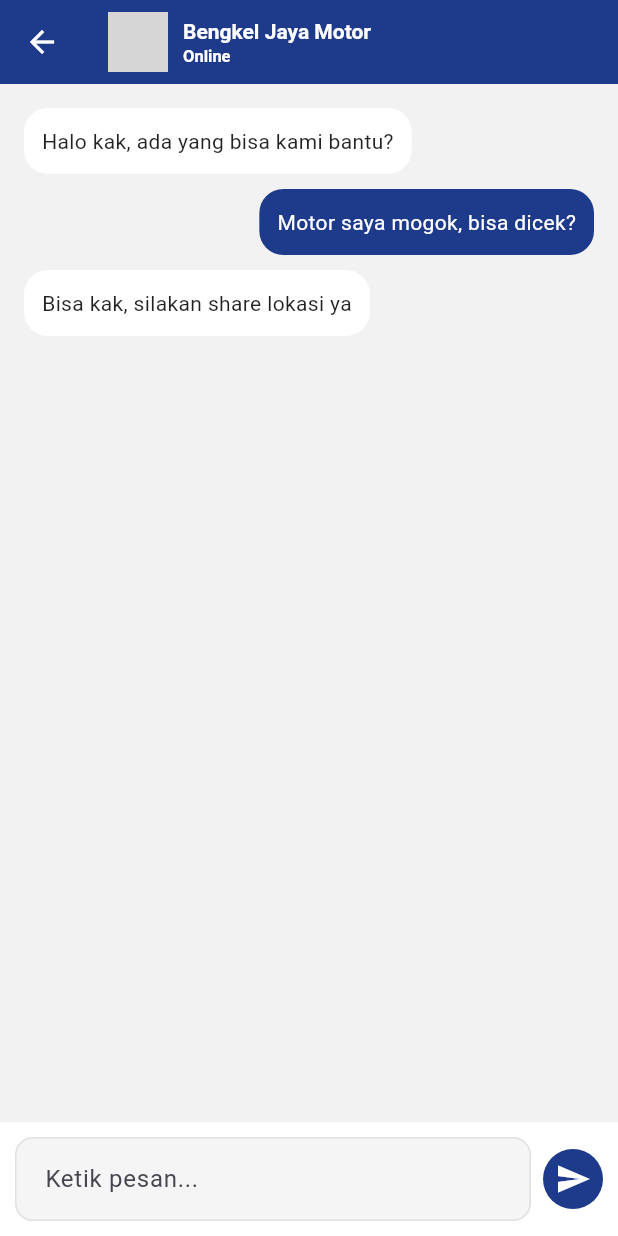
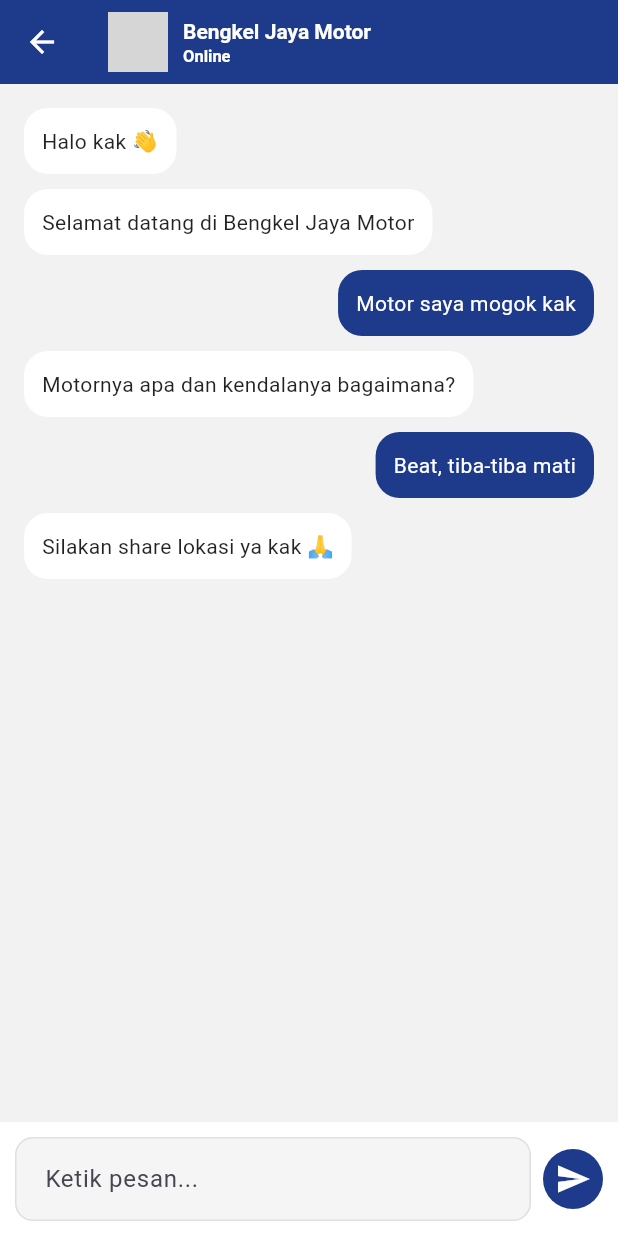
Before and after one commit to crazykillerrr/BengkelHelp, a Flutter app: the ChatListScreen screen opened directly, after a tap on "Bengkel Jaya Motor", on a phone screen of 412 x 824 dp. Run offline on Flutter 3.47's test engine with Material 3 defaults, Android fonts, the phone set to English and light mode, and no system bars; our stand-ins replace cloud_firestore, firebase_auth, firebase_core, image_picker; accounts and stored records are empty; network calls fail; grey boxes are pictures that could not be loaded.

Commit message:
add ui chat dan reminder

```diff
--- a/lib/presentation/screens/user/home/chat_list_screen.dart
+++ b/lib/presentation/screens/user/home/chat_list_screen.dart
@@ -10,7 +10,6 @@ class ChatListScreen extends StatelessWidget {
       backgroundColor: const Color(0xFFF2F2F2),
       appBar: AppBar(
         backgroundColor: const Color(0xFF1E3A8A),
-        elevation: 0,
         title: const Text(
           'Chat',
           style: TextStyle(fontWeight: FontWeight.bold),
@@ -18,13 +17,21 @@ class ChatListScreen extends StatelessWidget {
       ),
       body: ListView(
         padding: const EdgeInsets.all(16),
-        children: const [
+        children: [
           ChatListItem(
             bengkelName: 'Bengkel Jaya Motor',
             lastMessage: 'Silakan share lokasi ya kak',
             time: '10:30',
             imageUrl: 'https://i.imgur.com/BoN9kdC.png',
             unreadCount: 2,
+            messages: [
+              ChatMessage(text: 'Halo kak 👋', isMe: false),
+              ChatMessage(text: 'Selamat datang di Bengkel Jaya Motor', isMe: false),
+              ChatMessage(text: 'Motor saya mogok kak', isMe: true),
+              ChatMessage(text: 'Motornya apa dan kendalanya bagaimana?', isMe: false),
+              ChatMessage(text: 'Beat, tiba-tiba mati', isMe: true),
+              ChatMessage(text: 'Silakan share lokasi ya kak 🙏', isMe: false),
+            ],
           ),
           ChatListItem(
             bengkelName: 'Bengkel Sumber Rejeki',
@@ -32,6 +39,14 @@ class ChatListScreen extends StatelessWidget {
             time: '09:12',
             imageUrl: 'https://i.imgur.com/BoN9kdC.png',
             unreadCount: 0,
+            messages: [
+              ChatMessage(text: 'Selamat pagi kak 😊', isMe: false),
+              ChatMessage(text: 'Bisa servis panggilan?', isMe: true),
+              ChatMessage(text: 'Bisa kak 👍', isMe: false),
+              ChatMessage(text: 'Lokasi di mana kak?', isMe: false),
+              ChatMessage(text: 'Rajabasa kak', isMe: true),
+              ChatMessage(text: 'Baik kak, montir kami OTW', isMe: false),
+            ],
           ),
           ChatListItem(
             bengkelName: 'Bengkel Maju Jaya',
@@ -39,6 +54,13 @@ class ChatListScreen extends StatelessWidget {
             time: 'Kemarin',
             imageUrl: 'https://i.imgur.com/BoN9kdC.png',
             unreadCount: 1,
+            messages: [
+              ChatMessage(text: 'Halo kak 👋', isMe: false),
+              ChatMessage(text: 'Butuh servis motor?', isMe: false),
+              ChatMessage(text: 'Iya kak', isMe: true),
+              ChatMessage(text: 'Bisa kami bantu sekarang', isMe: false),
+              ChatMessage(text: 'Estimasi 30 menit ya kak', isMe: false),
+            ],
           ),
         ],
       ),
@@ -54,6 +76,7 @@ class ChatListItem extends StatelessWidget {
   final String time;
   final String imageUrl;
   final int unreadCount;
+  final List<ChatMessage> messages;
 
   const ChatListItem({
     super.key,
@@ -62,6 +85,7 @@ class ChatListItem extends StatelessWidget {
     required this.time,
     required this.imageUrl,
     required this.unreadCount,
+    required this.messages,
   });
 
   @override
@@ -71,7 +95,11 @@ class ChatListItem extends StatelessWidget {
         Navigator.push(
           context,
           MaterialPageRoute(
-            builder: (_) => const DummyChatScreen(),
+            builder: (_) => ChatScreen(
+              bengkelName: bengkelName,
+              imageUrl: imageUrl,
+              messages: messages,
+            ),
           ),
         );
       },
@@ -85,77 +113,45 @@ class ChatListItem extends StatelessWidget {
             BoxShadow(
               color: Colors.black.withOpacity(0.05),
               blurRadius: 8,
-              offset: const Offset(0, 2),
             ),
           ],
         ),
         child: Row(
           children: [
-            // Avatar
-            CircleAvatar(
-              radius: 26,
-              backgroundImage: NetworkImage(imageUrl),
-            ),
-
+            CircleAvatar(radius: 26, backgroundImage: NetworkImage(imageUrl)),
             const SizedBox(width: 14),
-
-            // Name & Message
             Expanded(
               child: Column(
                 crossAxisAlignment: CrossAxisAlignment.start,
                 children: [
-                  Text(
-                    bengkelName,
-                    style: const TextStyle(
-                      fontSize: 14,
-                      fontWeight: FontWeight.bold,
-                    ),
-                  ),
+                  Text(bengkelName,
+                      style: const TextStyle(
+                          fontWeight: FontWeight.bold, fontSize: 14)),
                   const SizedBox(height: 6),
                   Text(
                     lastMessage,
                     maxLines: 1,
                     overflow: TextOverflow.ellipsis,
-                    style: const TextStyle(
-                      fontSize: 12,
-                      color: Colors.grey,
-                    ),
+                    style: const TextStyle(fontSize: 12, color: Colors.grey),
                   ),
                 ],
               ),
             ),
-
-            const SizedBox(width: 10),
-
-            // Time & Unread Badge
             Column(
               crossAxisAlignment: CrossAxisAlignment.end,
               children: [
-                Text(
-                  time,
-                  style: const TextStyle(
-                    fontSize: 11,
-                    color: Colors.grey,
-                  ),
-                ),
+                Text(time,
+                    style:
+                        const TextStyle(fontSize: 11, color: Colors.grey)),
                 const SizedBox(height: 6),
                 if (unreadCount > 0)
-                  Container(
-                    padding: const EdgeInsets.symmetric(
-                      horizontal: 8,
-                      vertical: 4,
-                    ),
-                    decoration: BoxDecoration(
-                      color: Colors.red,
-                      borderRadius: BorderRadius.circular(12),
-                    ),
+                  CircleAvatar(
+                    radius: 10,
+                    backgroundColor: Colors.red,
                     child: Text(
                       unreadCount.toString(),
                       style: const TextStyle(
-                        color: Colors.white,
-                        fontSize: 11,
-                        fontWeight: FontWeight.bold,
-                      ),
+                          color: Colors.white, fontSize: 11),
                     ),
                   ),
               ],
--- a/lib/presentation/screens/user/home/chat_screen.dart
+++ b/lib/presentation/screens/user/home/chat_screen.dart
@@ -1,7 +1,27 @@
 import 'package:flutter/material.dart';
 
-class DummyChatScreen extends StatelessWidget {
-  const DummyChatScreen({super.key});
+/* ================= MODEL ================= */
+
+class ChatMessage {
+  final String text;
+  final bool isMe;
+
+  ChatMessage({required this.text, required this.isMe});
+}
+
+/* ================= CHAT SCREEN ================= */
+
+class ChatScreen extends StatelessWidget {
+  final String bengkelName;
+  final String imageUrl;
+  final List<ChatMessage> messages;
+
+  const ChatScreen({
+    super.key,
+    required this.bengkelName,
+    required this.imageUrl,
+    required this.messages,
+  });
 
   @override
   Widget build(BuildContext context) {
@@ -9,25 +29,15 @@ class DummyChatScreen extends StatelessWidget {
       backgroundColor: const Color(0xFFF2F2F2),
       appBar: AppBar(
         backgroundColor: const Color(0xFF1E3A8A),
-        title: const Row(
+        title: Row(
           children: [
-            CircleAvatar(
-              backgroundImage: NetworkImage(
-                'https://i.imgur.com/BoN9kdC.png',
-              ),
-            ),
-            SizedBox(width: 10),
+            CircleAvatar(backgroundImage: NetworkImage(imageUrl)),
+            const SizedBox(width: 10),
             Column(
               crossAxisAlignment: CrossAxisAlignment.start,
               children: [
-                Text(
-                  'Bengkel Jaya Motor',
-                  style: TextStyle(fontSize: 14),
-                ),
-                Text(
-                  'Online',
-                  style: TextStyle(fontSize: 11),
-                ),
+                Text(bengkelName, style: const TextStyle(fontSize: 14)),
+                const Text('Online', style: TextStyle(fontSize: 11)),
               ],
             ),
           ],
@@ -36,25 +46,26 @@ class DummyChatScreen extends StatelessWidget {
       body: Column(
         children: [
           Expanded(
-            child: ListView(
+            child: ListView.builder(
               padding: const EdgeInsets.all(16),
-              children: const [
-                _ChatBubble(
-                  message: 'Halo kak, ada yang bisa kami bantu?',
-                  isMe: false,
+              itemCount: messages.length,
+              itemBuilder: (_, i) {
+                final msg = messages[i];
+                return _ChatBubble(
+                  message: msg.text,
+                  isMe: msg.isMe,
+                );
+              },
             ),
-                _ChatBubble(
-                  message: 'Motor saya mogok, bisa dicek?',
-                  isMe: true,
           ),
-                _ChatBubble(
-                  message: 'Bisa kak, silakan share lokasi ya',
-                  isMe: false,
-                ),
+          _chatInput(),
         ],
       ),
-          ),
-          Container(
+    );
+  }
+
+  Widget _chatInput() {
+    return Container(
       padding: const EdgeInsets.all(10),
       color: Colors.white,
       child: Row(
@@ -73,12 +84,9 @@ class DummyChatScreen extends StatelessWidget {
             ),
           ),
           const SizedBox(width: 8),
-                CircleAvatar(
-                  backgroundColor: const Color(0xFF1E3A8A),
-                  child: const Icon(Icons.send, color: Colors.white),
-                ),
-              ],
-            ),
+          const CircleAvatar(
+            backgroundColor: Color(0xFF1E3A8A),
+            child: Icon(Icons.send, color: Colors.white),
           ),
         ],
       ),
@@ -86,7 +94,7 @@ class DummyChatScreen extends StatelessWidget {
   }
 }
 
-// ================= CHAT BUBBLE =================
+/* ================= CHAT BUBBLE ================= */
 
 class _ChatBubble extends StatelessWidget {
   final String message;
```
Also changed, not shown: lib/presentation/screens/user/reminder/reminder_detail_screen.dart (added, +253 -0 lines), lib/presentation/screens/user/reminder/reminder_list_screen.dart (+10 -2 lines). Lines whose indentation alone changed are shown as unchanged.
